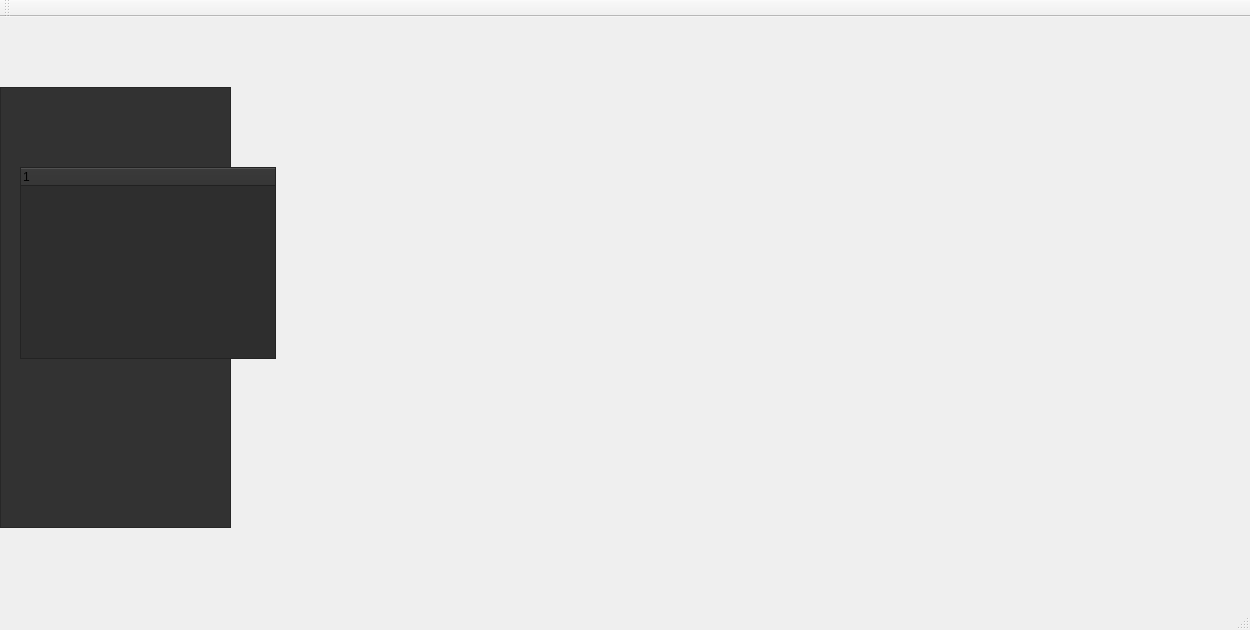
The window that mainwindow.ui (InsertnameEx3/diagram_creator) describes before a commit, drawn with Qt 5.
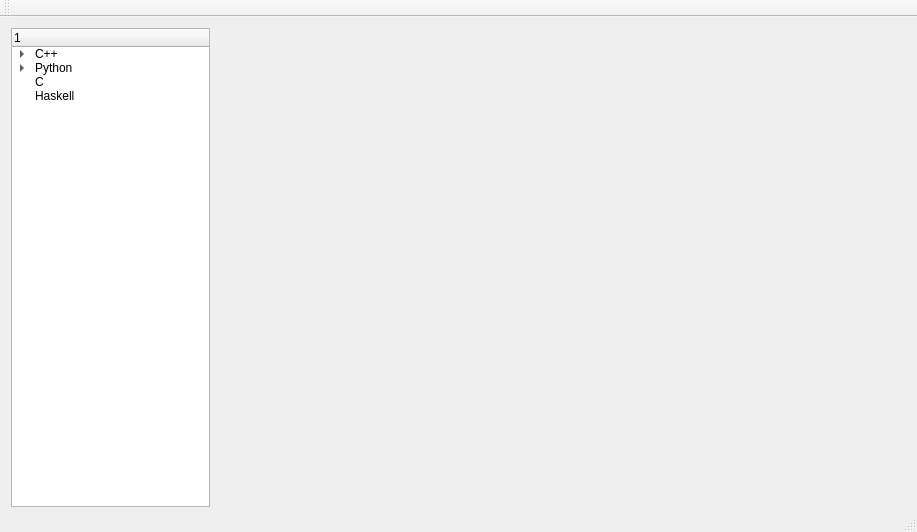
The same window after the commit.

Commit message: Different approach with QGraphicsItems 	modified:   diagramitem.cpp 	modified:   diagramitem.h 	modified:   diagramscene.cpp 	modified:   diagramscene.h 	modified:   mainwindow.cpp 	modified:   mainwindow.ui

```diff
--- a/mainwindow.ui
+++ b/mainwindow.ui
@@ -6,44 +6,77 @@
    <rect>
     <x>0</x>
     <y>0</y>
-    <width>1250</width>
-    <height>630</height>
+    <width>917</width>
+    <height>532</height>
    </rect>
   </property>
   <property name="windowTitle">
    <string>MainWindow</string>
   </property>
   <widget class="QWidget" name="centralWidget">
-   <widget class="QTreeView" name="treeView">
+   <widget class="QWidget" name="verticalLayoutWidget">
     <property name="geometry">
      <rect>
       <x>0</x>
-      <y>70</y>
-      <width>231</width>
-      <height>441</height>
+      <y>0</y>
+      <width>221</width>
+      <height>501</height>
      </rect>
     </property>
-    <property name="styleSheet">
-     <string notr="true">background-color: rgb(50, 50, 50);</string>
-    </property>
-   </widget>
-   <widget class="QTreeWidget" name="treeWidget">
-    <property name="geometry">
-     <rect>
-      <x>20</x>
-      <y>150</y>
-      <width>256</width>
-      <height>192</height>
-     </rect>
-    </property>
-    <property name="styleSheet">
-     <string notr="true">background-color: rgb(46, 46, 46);</string>
-    </property>
-    <column>
-     <property name="text">
-      <string notr="true">1</string>
-     </property>
-    </column>
+    <layout class="QVBoxLayout" name="verticalLayout">
+     <item>
+      <widget class="QTreeWidget" name="treeWidget">
+       <property name="styleSheet">
+        <string notr="true"/>
+       </property>
+       <column>
+        <property name="text">
+         <string/>
+        </property>
+       </column>
+       <item>
+        <property name="text">
+         <string>C++</string>
+        </property>
+        <item>
+         <property name="text">
+          <string>OpenGL</string>
+         </property>
+        </item>
+        <item>
+         <property name="text">
+          <string>Qt</string>
+         </property>
+        </item>
+        <item>
+         <property name="text">
+          <string>Console</string>
+         </property>
+        </item>
+       </item>
+       <item>
+        <property name="text">
+         <string>Python</string>
+        </property>
+        <item>
+         <property name="text">
+          <string>Web-Scraper</string>
+         </property>
+        </item>
+       </item>
+       <item>
+        <property name="text">
+         <string>C</string>
+        </property>
+       </item>
+       <item>
+        <property name="text">
+         <string>Haskell</string>
+        </property>
+       </item>
+      </widget>
+     </item>
+    </layout>
    </widget>
   </widget>
   <widget class="QMenuBar" name="menuBar">
@@ -56,7 +89,6 @@
     </rect>
    </property>
   </widget>
-  <widget class="QStatusBar" name="statusBar"/>
   <widget class="QToolBar" name="mainToolBar">
    <attribute name="toolBarArea">
     <enum>TopToolBarArea</enum>
@@ -65,6 +97,7 @@
     <bool>false</bool>
    </attribute>
   </widget>
+  <widget class="QStatusBar" name="statusBar"/>
  </widget>
  <layoutdefault spacing="6" margin="11"/>
  <resources/>
```
Left out of the diff: 4 changed lines with no effect on the pictures. The commit also changes 5 other files.
